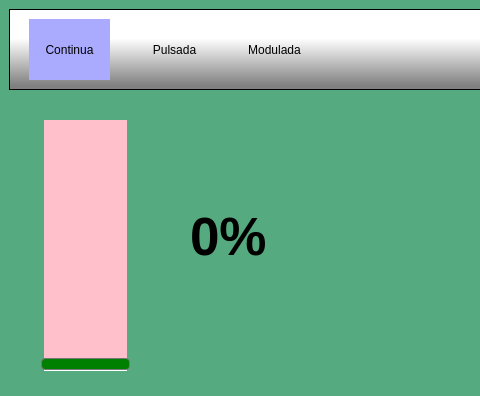
This is lipo1/lipo2.ui in MarianoDel/pyqt5 as Qt 5 draws it before an edit; both pictures show x 0 to 480 and y 0 to 396 of the 1024 by 600 pixel window. The edited form follows.
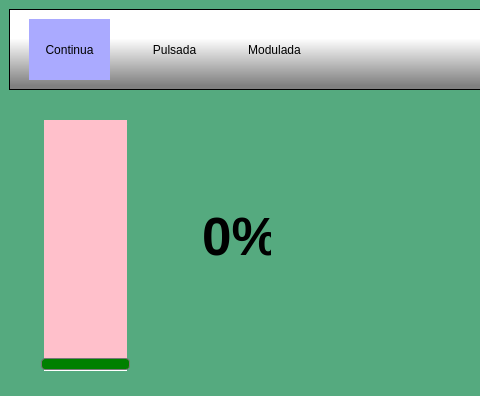
This is the edited form. Icons and pictures are not drawn.

Patch:
```diff
--- a/lipo1/lipo2.ui
+++ b/lipo1/lipo2.ui
@@ -372,9 +372,9 @@
   <widget class="QLabel" name="Powerlabel">
    <property name="geometry">
     <rect>
-     <x>190</x>
+     <x>170</x>
      <y>200</y>
-     <width>119</width>
+     <width>141</width>
      <height>73</height>
     </rect>
    </property>
@@ -394,8 +394,11 @@
    <property name="text">
     <string>0%</string>
    </property>
+   <property name="alignment">
+    <set>Qt::AlignCenter</set>
+   </property>
   </widget>
-  <widget class="QWidget" name="">
+  <widget class="QWidget" name="layoutWidget">
    <property name="geometry">
     <rect>
      <x>271</x>
```
Left out of the diff: 3 changed lines with no effect on the pictures.
